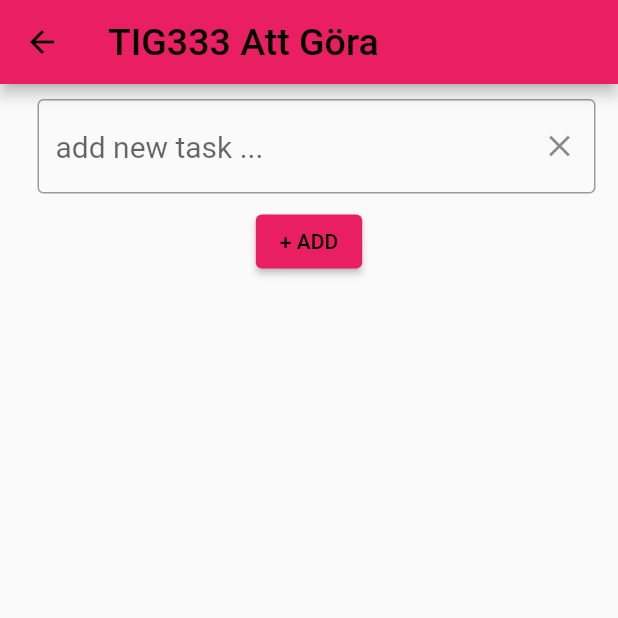
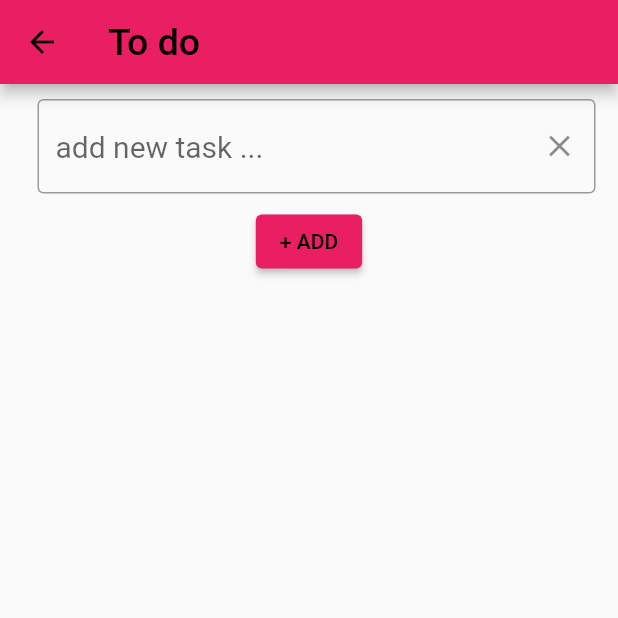
Before and after one commit to AJhamo9/Todo_app_sv_2, a Flutter app: the uppgift screen opened directly, on a phone screen of 412 x 824 dp, the top half of it. Run offline on Flutter 3.47's test engine with Material 2 defaults, Android fonts, the phone set to English and light mode, and no system bars; our stand-ins replace sqflite; accounts and stored records are empty; network calls fail.

Commit message:
Update taskpage.dart

```diff
--- a/lib/taskpage.dart
+++ b/lib/taskpage.dart
@@ -43,7 +43,7 @@ class _uppgiftState extends State<uppgift> {
             setState(() {});
           }),
         ),
-        title: const Text('TIG333 Att Göra'),
+        title: const Text('To do'),
         titleTextStyle: TextStyle(
             color: Colors.black, fontSize: 25, fontWeight: FontWeight.w500),
         automaticallyImplyLeading: false,
```
